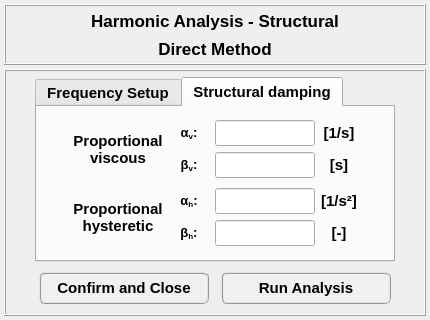
Before: the Qt Designer form data/user_input/ui/analysis_/structural_/harmonic_analysis_direct_method_inputs.ui in open-pulse/OpenPulse, drawn with Qt 5.
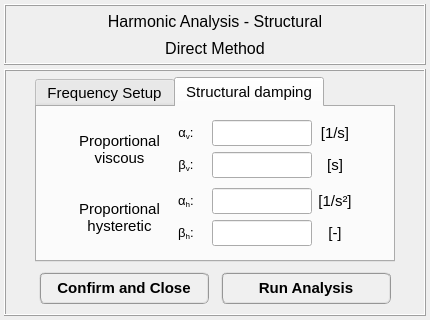
After: the same form once the commit is applied. The open tabs and pages were chosen to show the change. Icons and pictures are not drawn.

Commit message: Adding harmonic cursor to structural plots #165

What changed in the file:
```diff
--- a/data/user_input/ui/analysis_/structural_/harmonic_analysis_direct_method_inputs.ui
+++ b/data/user_input/ui/analysis_/structural_/harmonic_analysis_direct_method_inputs.ui
@@ -104,10 +104,10 @@
         <property name="font">
          <font>
           <family>MS Shell Dlg 2</family>
-          <pointsize>13</pointsize>
-          <weight>75</weight>
+          <pointsize>12</pointsize>
+          <weight>50</weight>
           <italic>false</italic>
-          <bold>true</bold>
+          <bold>false</bold>
          </font>
         </property>
         <property name="text">
@@ -126,10 +126,10 @@
         <property name="font">
          <font>
           <family>MS Shell Dlg 2</family>
-          <pointsize>13</pointsize>
-          <weight>75</weight>
+          <pointsize>12</pointsize>
+          <weight>50</weight>
           <italic>false</italic>
-          <bold>true</bold>
+          <bold>false</bold>
          </font>
         </property>
         <property name="text">
@@ -179,9 +179,10 @@
          <font>
           <family>MS Shell Dlg 2</family>
           <pointsize>11</pointsize>
-          <weight>75</weight>
+          <weight>50</weight>
           <italic>false</italic>
-          <bold>true</bold>
+          <bold>false</bold>
+          <kerning>false</kerning>
          </font>
         </property>
         <property name="currentIndex">
@@ -502,11 +503,11 @@
               </property>
               <property name="font">
                <font>
-                <family>Arial</family>
+                <family>MS Shell Dlg 2</family>
                 <pointsize>11</pointsize>
-                <weight>75</weight>
+                <weight>50</weight>
                 <italic>false</italic>
-                <bold>true</bold>
+                <bold>false</bold>
                </font>
               </property>
               <property name="text">
@@ -533,11 +534,11 @@
               </property>
               <property name="font">
                <font>
-                <family>Arial</family>
+                <family>MS Shell Dlg 2</family>
                 <pointsize>11</pointsize>
-                <weight>75</weight>
+                <weight>50</weight>
                 <italic>false</italic>
-                <bold>true</bold>
+                <bold>false</bold>
                </font>
               </property>
               <property name="text">
@@ -570,9 +571,9 @@
                <font>
                 <family>Arial</family>
                 <pointsize>11</pointsize>
-                <weight>75</weight>
+                <weight>50</weight>
                 <italic>false</italic>
-                <bold>true</bold>
+                <bold>false</bold>
                </font>
               </property>
               <property name="text">
@@ -601,9 +602,9 @@
                <font>
                 <family>Arial</family>
                 <pointsize>11</pointsize>
-                <weight>75</weight>
+                <weight>50</weight>
                 <italic>false</italic>
-                <bold>true</bold>
+                <bold>false</bold>
                </font>
               </property>
               <property name="text">
@@ -634,11 +635,11 @@
               </property>
               <property name="font">
                <font>
-                <family>Arial</family>
+                <family>MS Shell Dlg 2</family>
                 <pointsize>11</pointsize>
-                <weight>75</weight>
+                <weight>50</weight>
                 <italic>false</italic>
-                <bold>true</bold>
+                <bold>false</bold>
                </font>
               </property>
               <property name="text">
@@ -665,11 +666,11 @@
               </property>
               <property name="font">
                <font>
-                <family>Arial</family>
+                <family>MS Shell Dlg 2</family>
                 <pointsize>11</pointsize>
-                <weight>75</weight>
+                <weight>50</weight>
                 <italic>false</italic>
-                <bold>true</bold>
+                <bold>false</bold>
                </font>
               </property>
               <property name="text">
@@ -702,9 +703,9 @@
                <font>
                 <family>Arial</family>
                 <pointsize>11</pointsize>
-                <weight>75</weight>
+                <weight>50</weight>
                 <italic>false</italic>
-                <bold>true</bold>
+                <bold>false</bold>
                </font>
               </property>
               <property name="text">
@@ -733,9 +734,9 @@
                <font>
                 <family>Arial</family>
                 <pointsize>11</pointsize>
-                <weight>75</weight>
+                <weight>50</weight>
                 <italic>false</italic>
-                <bold>true</bold>
+                <bold>false</bold>
                </font>
               </property>
               <property name="text">
@@ -821,9 +822,9 @@
               <property name="font">
                <font>
                 <pointsize>11</pointsize>
-                <weight>75</weight>
+                <weight>50</weight>
                 <italic>false</italic>
-                <bold>true</bold>
+                <bold>false</bold>
                </font>
               </property>
               <property name="text">
@@ -910,9 +911,9 @@
               <property name="font">
                <font>
                 <pointsize>11</pointsize>
-                <weight>75</weight>
+                <weight>50</weight>
                 <italic>false</italic>
-                <bold>true</bold>
+                <bold>false</bold>
                </font>
               </property>
               <property name="text">
```
Left out of the diff: 16 changed lines with no effect on the pictures. The commit also changes 15 other files.
